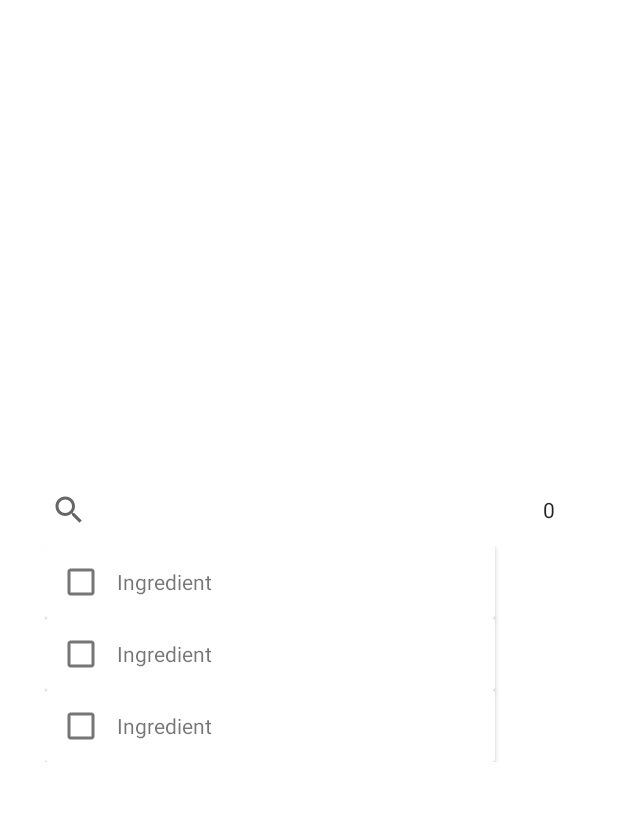
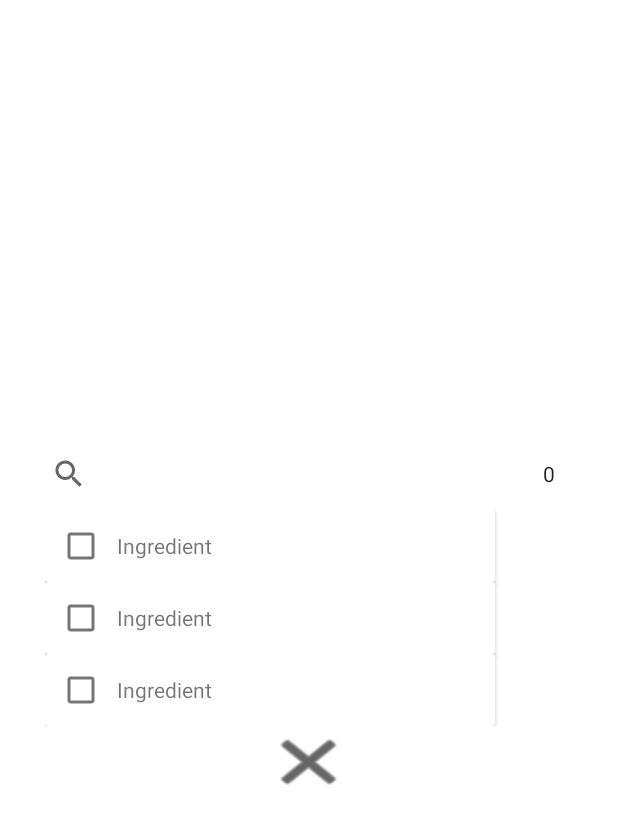
Before and after one commit to enanram/CocktailCurious, an Android app: the layout fragment_search_popup.xml on its own in the app's theme, with its tools: preview values and no code run, on a phone screen of 412 x 824 dp. Shown: the top 824 px of the screen. Run offline under Robolectric (Android 15) with nearby library versions, the phone set to English and light mode, and no system bars.

Commit message:
bigAddButton + smallAddButton listeners to show fragment_search_popup.xml when button's are clicked. Added "X" button to fragment_search_popup.xml to facilitate closure of search popup.

```diff
--- a/app/src/main/res/layout/fragment_search_popup.xml
+++ b/app/src/main/res/layout/fragment_search_popup.xml
@@ -2,7 +2,7 @@
 <LinearLayout xmlns:android="http://schemas.android.com/apk/res/android"
     xmlns:app="http://schemas.android.com/apk/res-auto"
     xmlns:tools="http://schemas.android.com/tools"
-    android:id="@+id/ingredient_list"
+    android:id="@+id/search_list"
     android:name="com.enanram.cocktailcurious.IngredientSearchResults"
     android:layout_width="wrap_content"
     android:layout_height="wrap_content"
@@ -39,4 +39,14 @@
         tools:context=".IngredientSearchResults"
         tools:listitem="@layout/fragment_search_card" />
 
+    <Button
+        android:id="@+id/btn_x"
+        android:layout_width="59dp"
+        android:layout_height="wrap_content"
+        android:layout_gravity="center"
+        android:background="@android:drawable/ic_menu_close_clear_cancel"
+        app:backgroundTint="@color/black" />
+
+
+
 </LinearLayout>
```
Also changed, not shown: app/src/main/java/com/k2eb/cocktailcurious/VirtualCupboardFragment.kt (+26 -17 lines), app/src/main/res/layout/fragment_virtual_cupboard.xml (+4 -4 lines).
